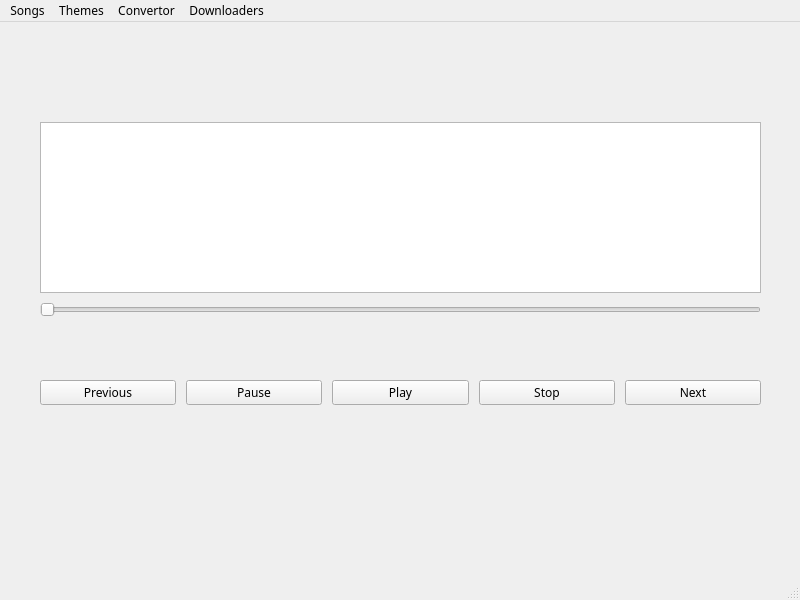
This is trb.ui in TheHardGamer/python-music-player as Qt 5 draws it before an edit. The edited form follows.
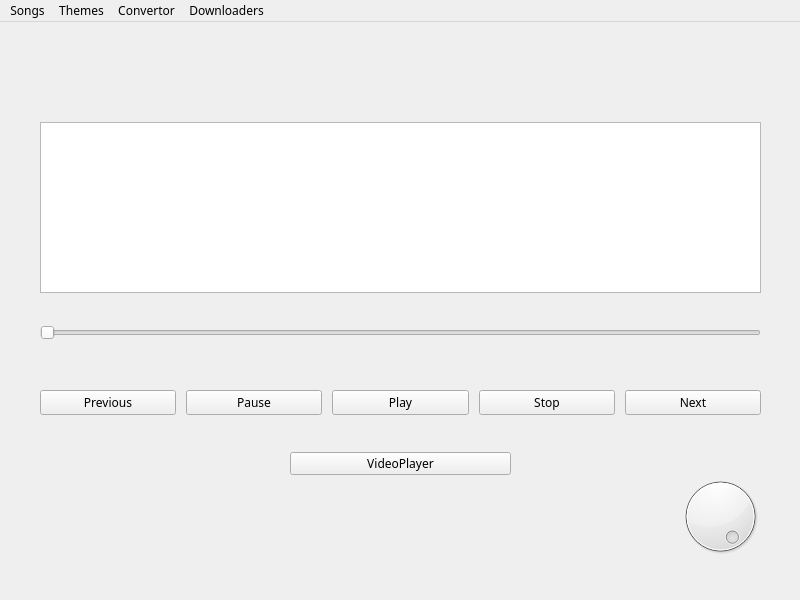
This is the edited form. Icons and pictures are not drawn.

Commit message: [TEMP]Squash Updates

What changed in the file:
```diff
--- a/trb.ui
+++ b/trb.ui
@@ -65,7 +65,7 @@
       <x>40</x>
       <y>340</y>
       <width>721</width>
-      <height>61</height>
+      <height>81</height>
      </rect>
     </property>
     <layout class="QHBoxLayout" name="horizontalLayout" stretch="0,0,0,0,0">
@@ -135,20 +135,13 @@
        </property>
       </widget>
      </item>
-     <item alignment="Qt::AlignHCenter">
-      <widget class="QLabel" name="infolabel">
-       <property name="text">
-        <string/>
-       </property>
-      </widget>
-     </item>
     </layout>
    </widget>
    <widget class="QLabel" name="loadinganim">
     <property name="geometry">
      <rect>
-      <x>310</x>
-      <y>240</y>
+      <x>290</x>
+      <y>450</y>
       <width>151</width>
       <height>61</height>
      </rect>
@@ -182,6 +175,97 @@
      <enum>Qt::MoveAction</enum>
     </property>
    </widget>
+   <widget class="QWidget" name="verticalLayoutWidget_3">
+    <property name="geometry">
+     <rect>
+      <x>0</x>
+      <y>530</y>
+      <width>801</width>
+      <height>41</height>
+     </rect>
+    </property>
+    <layout class="QVBoxLayout" name="verticalLayout_3">
+     <item alignment="Qt::AlignHCenter">
+      <widget class="QLabel" name="infolabel">
+       <property name="sizePolicy">
+        <sizepolicy hsizetype="Maximum" vsizetype="Preferred">
+         <horstretch>0</horstretch>
+         <verstretch>0</verstretch>
+        </sizepolicy>
+       </property>
+       <property name="minimumSize">
+        <size>
+         <width>500</width>
+         <height>0</height>
+        </size>
+       </property>
+       <property name="maximumSize">
+        <size>
+         <width>83</width>
+         <height>16777215</height>
+        </size>
+       </property>
+       <property name="text">
+        <string/>
+       </property>
+       <property name="textFormat">
+        <enum>Qt::AutoText</enum>
+       </property>
+       <property name="alignment">
+        <set>Qt::AlignCenter</set>
+       </property>
+      </widget>
+     </item>
+    </layout>
+   </widget>
+   <widget class="QLabel" name="nowplaying">
+    <property name="geometry">
+     <rect>
+      <x>0</x>
+      <y>480</y>
+      <width>561</width>
+      <height>39</height>
+     </rect>
+    </property>
+    <property name="text">
+     <string/>
+    </property>
+   </widget>
+   <widget class="QDial" name="voldial">
+    <property name="geometry">
+     <rect>
+      <x>650</x>
+      <y>450</y>
+      <width>141</width>
+      <height>89</height>
+     </rect>
+    </property>
+    <property name="maximum">
+     <number>100</number>
+    </property>
+    <property name="value">
+     <number>100</number>
+    </property>
+    <property name="wrapping">
+     <bool>false</bool>
+    </property>
+    <property name="notchesVisible">
+     <bool>false</bool>
+    </property>
+   </widget>
+   <widget class="QPushButton" name="videobut">
+    <property name="geometry">
+     <rect>
+      <x>290</x>
+      <y>430</y>
+      <width>221</width>
+      <height>23</height>
+     </rect>
+    </property>
+    <property name="text">
+     <string>VideoPlayer</string>
+    </property>
+   </widget>
   </widget>
   <widget class="QMenuBar" name="menubar">
    <property name="geometry">
@@ -226,7 +310,6 @@
    <addaction name="menuConvertor"/>
    <addaction name="menuDownloaders"/>
   </widget>
-  <widget class="QStatusBar" name="statusbar"/>
   <action name="addsongs">
    <property name="checkable">
     <bool>true</bool>
```
Left out of the diff: 35 changed lines with no effect on the pictures. The commit also changes 2 other files.
